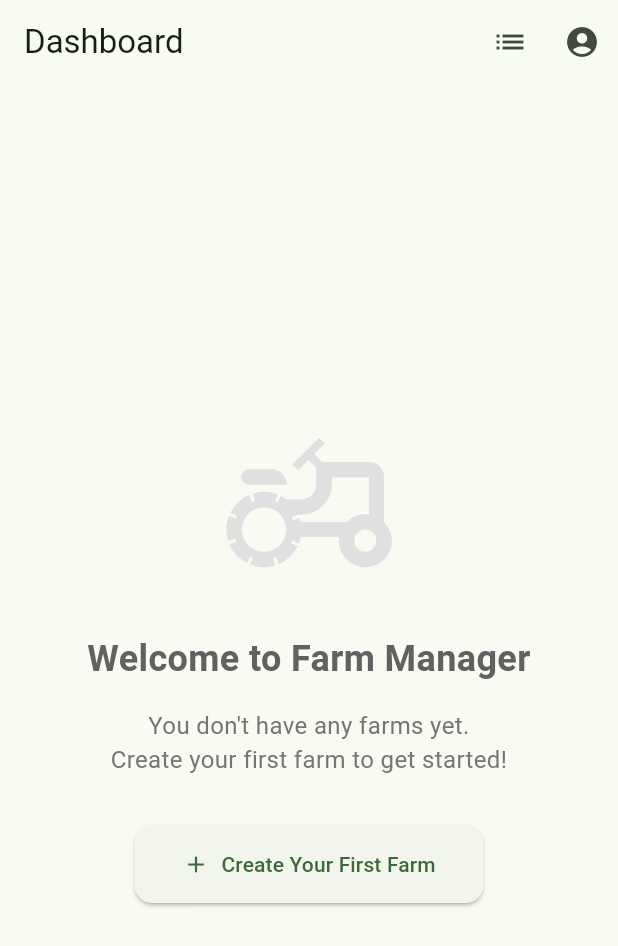
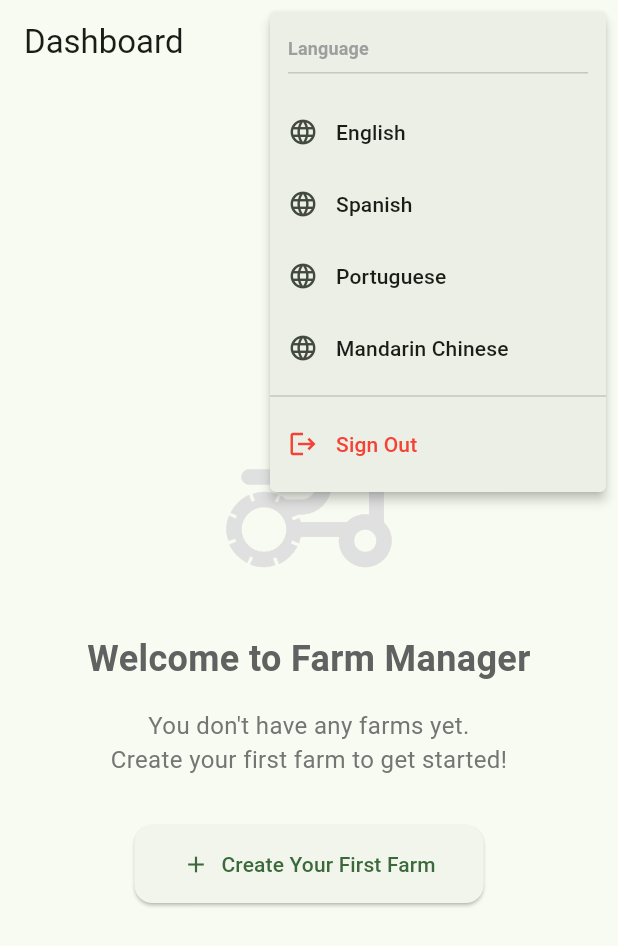
Before and after one commit to fernandorochaworld/farms, a Flutter app: the screen it shows once a user with an empty profile is signed in, after a tap on the "account circle" icon, on a phone screen of 412 x 824 dp. Shown: the top 946 px of the screen. Run offline on Flutter 3.47's test engine with Material 3 defaults, Android fonts, the light colour scheme and no system bars; our stand-ins replace bloc, cloud_firestore, equatable, firebase_auth, firebase_core, flutter_bloc and 4 more; missing offline and left inert: flutter_facebook_auth; accounts and stored records are empty; generated files the repository leaves out were written again.

Commit message:
Fix: Fixed logout and options to change language

```diff
--- a/lib/features/farm/screens/dashboard_screen.dart
+++ b/lib/features/farm/screens/dashboard_screen.dart
@@ -3,6 +3,10 @@ import 'package:flutter_bloc/flutter_bloc.dart';
 import 'package:firebase_auth/firebase_auth.dart';
 
 import '../../../core/di/injection.dart';
+import '../../../core/i18n/language_controller.dart';
+import '../../../generated/app_localizations.dart';
+import '../../authentication/bloc/auth_bloc.dart';
+import '../../authentication/bloc/auth_event.dart';
 import '../bloc/farm_bloc.dart';
 import '../bloc/farm_event.dart';
 import '../bloc/farm_state.dart';
@@ -15,7 +19,12 @@ import 'farm_list_screen.dart';
 
 /// Main dashboard screen showing farm summaries
 class DashboardScreen extends StatefulWidget {
-  const DashboardScreen({super.key});
+  final LanguageController languageController;
+
+  const DashboardScreen({
+    super.key,
+    required this.languageController,
+  });
 
   static const String routeName = '/dashboard';
 
@@ -88,11 +97,92 @@ class _DashboardScreenState extends State<DashboardScreen> {
               );
             },
           ),
-          IconButton(
+          PopupMenuButton<String>(
             icon: const Icon(Icons.account_circle),
-            tooltip: 'Profile',
-            onPressed: () {
-              // TODO: Navigate to profile
+            tooltip: 'User Menu',
+            onSelected: (value) {
+              if (value == 'logout') {
+                _handleLogout();
+              } else if (value.startsWith('lang_')) {
+                final languageCode = value.substring(5);
+                widget.languageController.changeLanguage(languageCode);
+              }
+            },
+            itemBuilder: (context) {
+              final l10n = AppLocalizations.of(context)!;
+              return [
+                PopupMenuItem(
+                  enabled: false,
+                  child: Column(
+                    crossAxisAlignment: CrossAxisAlignment.start,
+                    children: [
+                      Text(
+                        l10n.languageSettings,
+                        style: const TextStyle(
+                          fontWeight: FontWeight.bold,
+                          fontSize: 12,
+                          color: Colors.grey,
+                        ),
+                      ),
+                      const Divider(),
+                    ],
+                  ),
+                ),
+                PopupMenuItem(
+                  value: 'lang_en',
+                  child: Row(
+                    children: [
+                      const Icon(Icons.language, size: 20),
+                      const SizedBox(width: 12),
+                      Text(l10n.english),
+                    ],
+                  ),
+                ),
+                PopupMenuItem(
+                  value: 'lang_es',
+                  child: Row(
+                    children: [
+                      const Icon(Icons.language, size: 20),
+                      const SizedBox(width: 12),
+                      Text(l10n.spanish),
+                    ],
+                  ),
+                ),
+                PopupMenuItem(
+                  value: 'lang_pt',
+                  child: Row(
+                    children: [
+                      const Icon(Icons.language, size: 20),
+                      const SizedBox(width: 12),
+                      Text(l10n.portuguese),
+                    ],
+                  ),
+                ),
+                PopupMenuItem(
+                  value: 'lang_zh',
+                  child: Row(
+                    children: [
+                      const Icon(Icons.language, size: 20),
+                      const SizedBox(width: 12),
+                      Text(l10n.mandarin),
+                    ],
+                  ),
+                ),
+                const PopupMenuDivider(),
+                const PopupMenuItem(
+                  value: 'logout',
+                  child: Row(
+                    children: [
+                      Icon(Icons.logout, size: 20, color: Colors.red),
+                      SizedBox(width: 12),
+                      Text(
+                        'Sign Out',
+                        style: TextStyle(color: Colors.red),
+                      ),
+                    ],
+                  ),
+                ),
+              ];
             },
           ),
         ],
@@ -404,4 +494,30 @@ class _DashboardScreenState extends State<DashboardScreen> {
       (sum, summary) => sum + summary.activeLots,
     );
   }
+
+  void _handleLogout() {
+    showDialog(
+      context: context,
+      builder: (dialogContext) => AlertDialog(
+        title: const Text('Sign Out'),
+        content: const Text('Are you sure you want to sign out?'),
+        actions: [
+          TextButton(
+            onPressed: () => Navigator.of(dialogContext).pop(),
+            child: const Text('Cancel'),
+          ),
+          TextButton(
+            onPressed: () {
+              Navigator.of(dialogContext).pop();
+              context.read<AuthBloc>().add(const AuthLogoutRequested());
+            },
+            child: const Text(
+              'Sign Out',
+              style: TextStyle(color: Colors.red),
+            ),
+          ),
+        ],
+      ),
+    );
+  }
 }
--- a/lib/main.dart
+++ b/lib/main.dart
@@ -103,7 +103,7 @@ class AuthGate extends StatelessWidget {
           // User is authenticated, show dashboard screen
           return BlocProvider<FarmBloc>(
             create: (context) => getIt<FarmBloc>(),
-            child: const DashboardScreen(),
+            child: DashboardScreen(languageController: languageController),
           );
         } else if (state is AuthSSOProfileCompletionRequired) {
           // SSO user needs to complete profile
```
